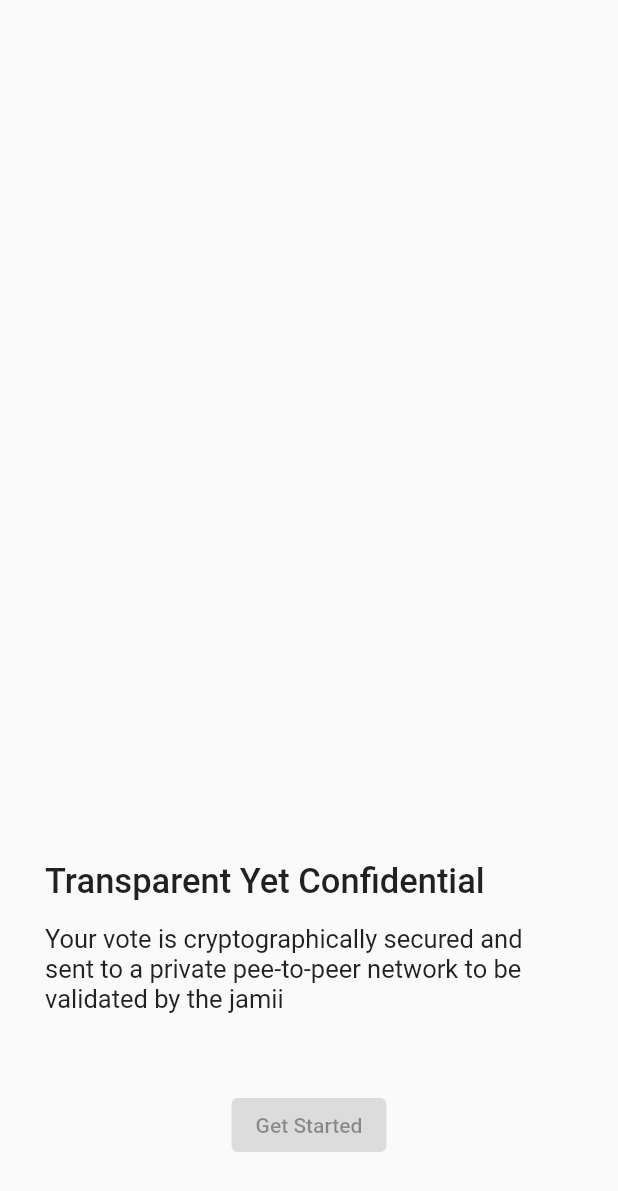
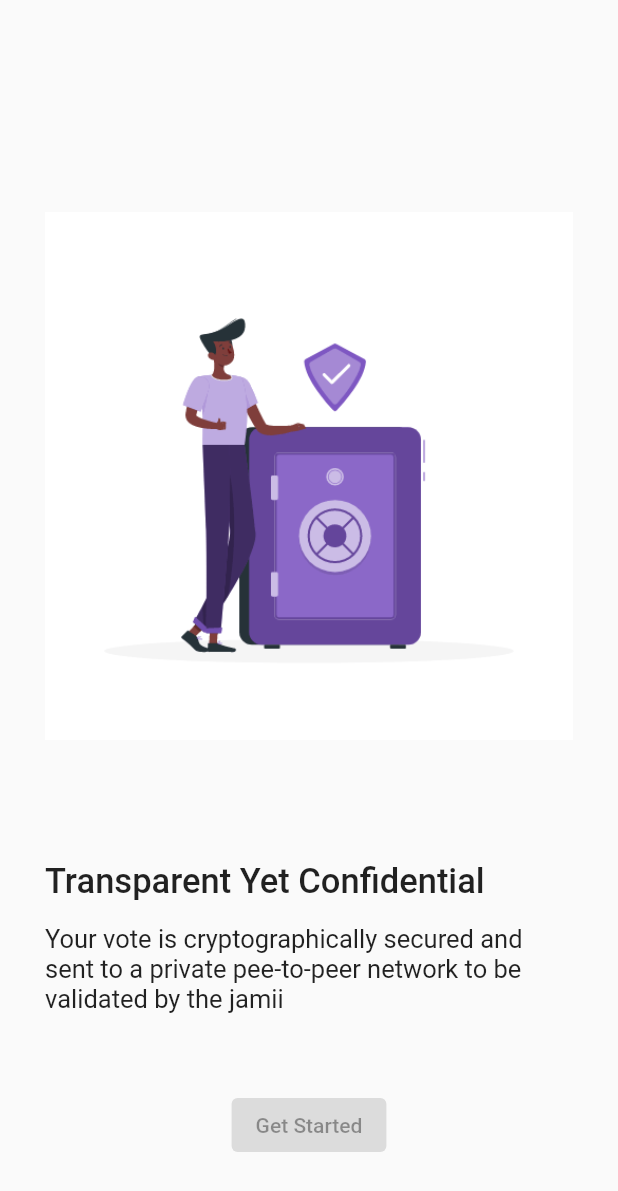
Before and after one commit to EdwinWalela/jamiiclient, a Flutter app: the screen it shows after launch, swiped to page 2, on a phone screen of 412 x 824 dp. Shown: the top 1191 px of the screen. Run offline on Flutter 3.47's test engine with Material 2 defaults, Android fonts, the phone set to English and light mode, and no system bars; our stand-ins replace flutter_svg, socket_io_client; missing offline and left inert: cryptography.

Commit message:
onboarding illustrations

```diff
--- a/lib/src/screens/onboarding/InfoScreen.dart
+++ b/lib/src/screens/onboarding/InfoScreen.dart
@@ -1,5 +1,6 @@
 import 'package:flutter/cupertino.dart';
 import 'package:flutter/material.dart';
+import 'package:flutter_svg/flutter_svg.dart';
 
 class InfoScreen extends StatelessWidget {
   final int index;
@@ -7,9 +8,15 @@ class InfoScreen extends StatelessWidget {
   final String description;
   final String buttonText;
   final bool svgTop;
+  final String iconFile;
 
   InfoScreen(
-      {this.index, this.title, this.description, this.buttonText, this.svgTop});
+      {this.index,
+      this.title,
+      this.description,
+      this.buttonText,
+      this.svgTop,
+      this.iconFile});
 
   Widget build(BuildContext context) {
     return Padding(
@@ -17,19 +24,19 @@ class InfoScreen extends StatelessWidget {
       child: Column(
         children: [
           this.svgTop
-              ? buildsvgTop(this.title, this.description)
-              : buildsvgBottom(this.title, this.description),
+              ? buildsvgTop(this.title, this.description, this.iconFile)
+              : buildsvgBottom(this.title, this.description, this.iconFile),
           buildButton(buttonText)
         ],
       ),
     );
   }
 
-  Widget buildsvgTop(String title, String subtitle) {
+  Widget buildsvgTop(String title, String subtitle, String iconFile) {
     return Expanded(
       child: Column(
         children: [
-          buildSVG(),
+          buildSVG(iconFile),
           buildTitle(title, subtitle),
           Container(
             margin: EdgeInsets.only(bottom: 50),
@@ -39,12 +46,12 @@ class InfoScreen extends StatelessWidget {
     );
   }
 
-  Widget buildsvgBottom(String title, String subtitle) {
+  Widget buildsvgBottom(String title, String subtitle, String iconFile) {
     return Expanded(
       child: Column(
         children: [
           buildTitle(title, subtitle),
-          buildSVG(),
+          buildSVG(iconFile),
         ],
       ),
     );
@@ -72,10 +79,8 @@ class InfoScreen extends StatelessWidget {
     );
   }
 
-  Widget buildSVG() {
-    return Expanded(
-      child: Container(),
-    );
+  Widget buildSVG(String iconFile) {
+    return Expanded(child: Image.asset(iconFile));
   }
 
   Widget buildButton(String buttonText) {
--- a/lib/src/screens/onboarding/OnBoardingContainer.dart
+++ b/lib/src/screens/onboarding/OnBoardingContainer.dart
@@ -15,6 +15,7 @@ class OnBoardingScreen extends StatelessWidget {
             title: "Welcome to Jamii",
             description: "A transparent and secure way to vote",
             buttonText: "Get Started",
+            iconFile: "assets/gif/community.gif",
             svgTop: false,
           ),
           InfoScreen(
@@ -24,6 +25,7 @@ class OnBoardingScreen extends StatelessWidget {
                 "Your vote is cryptographically secured and sent to a private pee-to-peer network to be validated by the jamii",
             buttonText: "Get Started",
             svgTop: true,
+            iconFile: "assets/gif/Vault.gif",
           ),
           InfoScreen(
             index: 3,
@@ -32,6 +34,7 @@ class OnBoardingScreen extends StatelessWidget {
                 "Register for elections and cast your vote from anywhere using your mobile phone",
             buttonText: "Get Started",
             svgTop: false,
+            iconFile: "assets/gif/relax.gif",
           ),
           InfoScreen(
             index: 4,
@@ -40,6 +43,7 @@ class OnBoardingScreen extends StatelessWidget {
                 "Votes are secured using cryptography making it infeasible to be altered",
             buttonText: "Get Started",
             svgTop: true,
+            iconFile: "assets/gif/laptop.gif",
           ),
           InfoScreen(
             index: 5,
@@ -47,6 +51,7 @@ class OnBoardingScreen extends StatelessWidget {
             description: "Time to take control",
             buttonText: "Get Started",
             svgTop: false,
+            iconFile: "assets/gif/high-five.gif",
           ),
         ],
       ),
```
Also changed, not shown: pubspec.yaml (+7 -2 lines), assets/gif/Vault.gif (added), assets/gif/community.gif (added), assets/gif/high-five.gif (added), assets/gif/laptop.gif (added), assets/gif/relax.gif (added), assets/svg/community-animate.svg (added), pubspec.lock.
